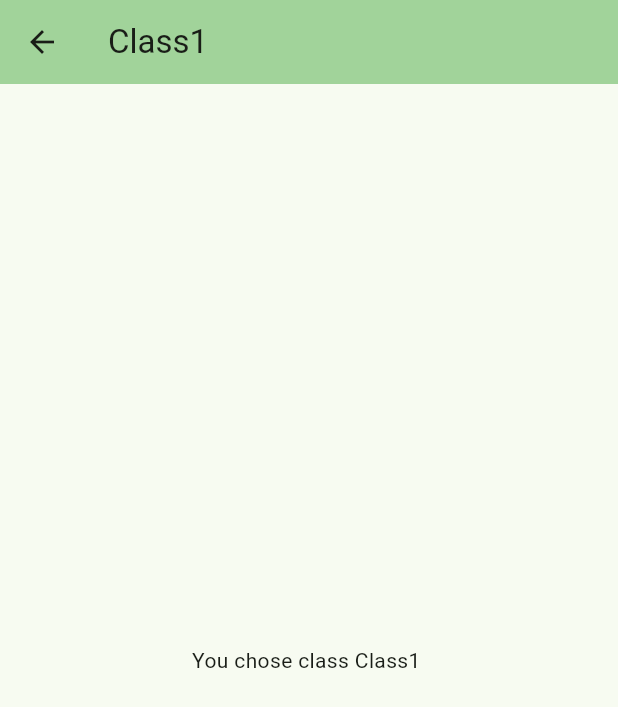
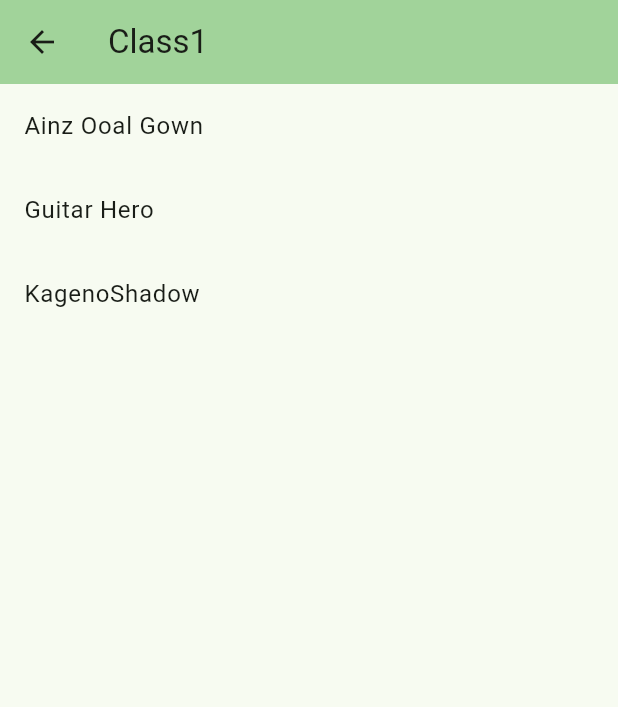
Before and after one commit to IvanGav/Namerizer, a Flutter app: the screen it shows after launch, after a tap on "Class1", on a phone screen of 412 x 824 dp. Shown: the top 707 px of the screen. Run offline on Flutter 3.47's test engine with Material 2 defaults, Android fonts, the phone set to English and light mode, and no system bars; our stand-ins replace cloud_firestore, firebase_core; accounts and stored records are empty; generated files the repository leaves out were written again.

Commit message:
class select, student view rough code

```diff
--- a/namerizer/lib/android_source/classPage.dart
+++ b/namerizer/lib/android_source/classPage.dart
@@ -1,4 +1,7 @@
 import "package:flutter/material.dart";
+import "package:namerizer/android_source/studentView.dart";
+
+import "../util/student.dart";
 
 //_____________________________Home____________________________________
 
@@ -14,6 +17,39 @@
 //_______________________________HomeState____________________________________
 
 class _ClassHomeState extends State<ClassHome> {
+  //_____________fields_______________
+  bool _studentsInitialized = false;
+  late List<Student> _students;
+
+  //_____________init_______________
+  @override
+  void initState() {
+    super.initState();
+    _initStudents();
+  }
+
+  void _initStudents() async {
+    _students = [
+      Student(firstName: "John", lastName: "Smith", preferredName: "Ainz Ooal Gown"),
+      Student(firstName: "Bocchi", lastName: "Hitori", preferredName: "Guitar Hero"),
+      Student(firstName: "Kageno", lastName: "Shadow")];
+    _studentsInitialized = true;
+  }
+
+  //_____________class list widget getter_______________
+  Widget _getStudentList() {
+    if(!_studentsInitialized) {
+      return const Text("Please Wait...");
+    }
+    List<Widget> studentList = [];
+    for(var s in _students) {
+      studentList.add(StudentView(student: s));
+    }
+    return Column(//ListView
+      children: studentList,
+    );
+  }
+
   //_____________build_______________
   @override
   Widget build(BuildContext context) {
@@ -23,14 +59,7 @@
         title: Text(widget.title),
       ),
       body: Center(
-        child: Column(
-          mainAxisAlignment: MainAxisAlignment.center,
-          children: <Widget>[
-            Text(
-              "You chose class ${widget.title} ",
-            ),
-          ],
-        ),
+          child: _getStudentList(),
       ),
     );
   }
--- a/namerizer/lib/android_source/home.dart
+++ b/namerizer/lib/android_source/home.dart
@@ -15,25 +15,24 @@
 //_______________________________HomeState____________________________________
 
 class _HomeState extends State<Home> {
+  //_____________fields_______________
+  bool _classesInitialized = false;
+  late List<String> _classes; //contains all classes for this professor
 
+  //_____________init_______________
   @override
   void initState() {
     super.initState();
     _initClasses();
   }
 
-  //_____________fields_______________
-  int _counter = 0;
-  bool _classesInitialized = false;
-  late List<String> _classes; //contains all classes for this professor
-
-  //
+  //_____________init classes_____________
   void _initClasses() async {
     _classes = ["Class1", "Class2"];
     _classesInitialized = true;
   }
 
-  //_____________add/remove a class_______________
+  //_____________add/remove a class_____________
   void _addClass() async {
     setState(() {
       _classes.add("NewClass");
--- /dev/null
+++ b/namerizer/lib/android_source/studentView.dart
@@ -0,0 +1,41 @@
+import "package:flutter/material.dart";
+
+import "../util/student.dart";
+
+//_____________________________Home____________________________________
+
+class StudentView extends StatefulWidget {
+  const StudentView({super.key, required this.student});
+
+  final Student student;
+
+  @override
+  State<StudentView> createState() => _StudentViewState();
+}
+
+//_______________________________HomeState____________________________________
+
+class _StudentViewState extends State<StudentView> {
+  //_____________fields_______________
+  bool _expanded = false;
+
+  //_____________init_______________
+  // @override
+  // void initState() {
+  //   super.initState();
+  // }
+
+  //_____________build_______________
+  @override
+  Widget build(BuildContext context) {
+    return ListTile(
+        title: Text(widget.student.preferredName == null ? (widget.student.firstName + widget.student.lastName) : widget.student.preferredName!),
+        subtitle: _expanded ? const Text("I have EXPANDED") : null,
+        onTap: () => {
+          setState(() {
+            _expanded = !_expanded;
+          })
+        }
+    );
+  }
+}
--- a/namerizer/pubspec.yaml
+++ b/namerizer/pubspec.yaml
@@ -35,6 +35,7 @@
   # The following adds the Cupertino Icons font to your application.
   # Use with the CupertinoIcons class for iOS style icons.
   cupertino_icons: ^1.0.2
+  cloud_firestore: ^4.12.1
 
 dev_dependencies:
   flutter_test:
```
Also changed, not shown: 1 other file.
